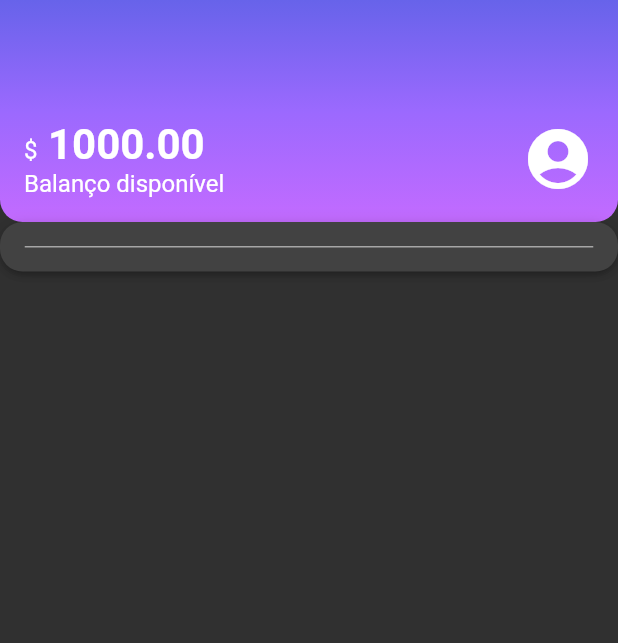
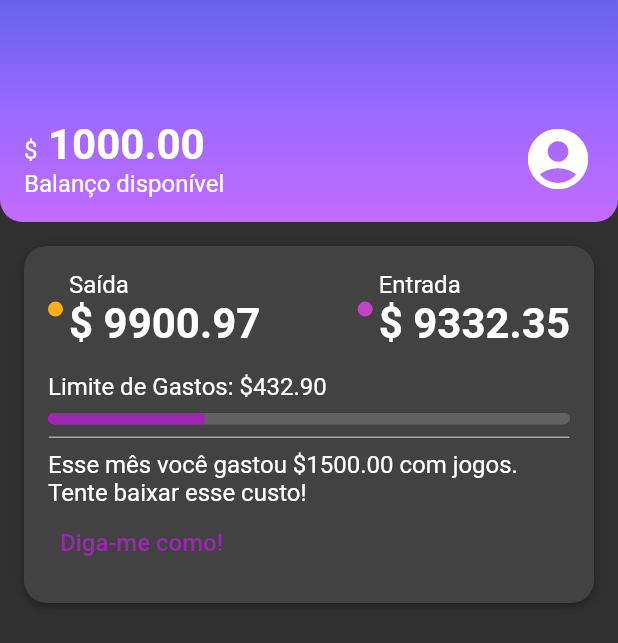
Before and after one commit to ohenriquemonte/Flutter-estilizando-e-reproduzindo-layouts, a Flutter app: the screen it shows after launch, on a phone screen of 412 x 824 dp. Shown: the top 643 px of the screen. Run offline on Flutter 3.47's test engine with Material 2 defaults, Android fonts, the phone set to English and light mode, and no system bars; our stand-ins replace device_preview.

Commit message:
05.06 - Finalizando o RecentActivity

```diff
--- /dev/null
+++ b/lib/components/sections/recent_activity.dart
@@ -0,0 +1,89 @@
+import 'package:flutter/material.dart';
+import 'package:flutter_estilizando_layouts_alr/components/box_card.dart';
+import 'package:flutter_estilizando_layouts_alr/components/color_dot.dart';
+import 'package:flutter_estilizando_layouts_alr/components/content_division.dart';
+import 'package:flutter_estilizando_layouts_alr/themes/theme_colors.dart';
+
+class RecentActivity extends StatelessWidget {
+  const RecentActivity({super.key});
+
+  @override
+  Widget build(BuildContext context) {
+    return const Padding(
+      padding: EdgeInsets.all(16),
+      child: BoxCard(boxContent: _RecentActivityContent()),
+    );
+  }
+}
+
+class _RecentActivityContent extends StatelessWidget {
+  const _RecentActivityContent({Key? key}) : super(key: key);
+
+  @override
+  Widget build(BuildContext context) {
+    return Column(
+      crossAxisAlignment: CrossAxisAlignment.start,
+      children: [
+        Row(
+          mainAxisAlignment: MainAxisAlignment.spaceBetween,
+          children: [
+            Row(
+              children: [
+                Padding(
+                  padding: const EdgeInsets.only(right: 4),
+                  child: ColorDot(color: ThemeColors.recentActivity['spent']),
+                ),
+                Column(
+                  crossAxisAlignment: CrossAxisAlignment.start,
+                  children: [
+                    const Text('Saída'),
+                    Text('\$ 9900.97', style: Theme.of(context).textTheme.bodyLarge),
+                  ],
+                )
+              ],
+            ),
+            Row(
+              children: [
+                Padding(
+                  padding: const EdgeInsets.only(right: 4),
+                  child: ColorDot(color: ThemeColors.recentActivity['income']),
+                ),
+                Column(
+                  crossAxisAlignment: CrossAxisAlignment.start,
+                  children: [
+                    const Text('Entrada'),
+                    Text('\$ 9332.35', style: Theme.of(context).textTheme.bodyLarge),
+                  ],
+                )
+              ],
+            ),
+          ],
+        ),
+        const Padding(
+          padding: EdgeInsets.only(top: 16, bottom: 8),
+          child: Text('Limite de Gastos: \$432.90'),
+        ),
+        Container(
+          clipBehavior: Clip.hardEdge,
+          decoration: BoxDecoration(
+            borderRadius: const BorderRadius.all(Radius.circular(5)),
+            color: ThemeColors.recentActivity['limit'],
+          ),
+          child: const LinearProgressIndicator(
+            value: 0.3,
+            minHeight: 8,
+          ),
+        ),
+        const Padding(padding: EdgeInsets.only(top: 8, bottom: 8), child: ContentDivision()),
+        const Text('Esse mês você gastou \$1500.00 com jogos. Tente baixar esse custo!'),
+        TextButton(
+          onPressed: () {},
+          child: const Text(
+            'Diga-me como!',
+            style: TextStyle(fontSize: 16),
+          ),
+        )
+      ],
+    );
+  }
+}
--- a/lib/screens/home.dart
+++ b/lib/screens/home.dart
@@ -1,7 +1,6 @@
 import 'package:flutter/material.dart';
-import 'package:flutter_estilizando_layouts_alr/components/box_card.dart';
-import 'package:flutter_estilizando_layouts_alr/components/content_division.dart';
 import 'package:flutter_estilizando_layouts_alr/components/sections/header.dart';
+import 'package:flutter_estilizando_layouts_alr/components/sections/recent_activity.dart';
 
 class Home extends StatelessWidget {
   const Home({super.key});
@@ -12,9 +11,7 @@ class Home extends StatelessWidget {
       body: Column(
         children: const [
           Header(),
-          BoxCard(
-            boxContent: ContentDivision(),
-          ),
+          RecentActivity(),
         ],
       ),
     );
```
